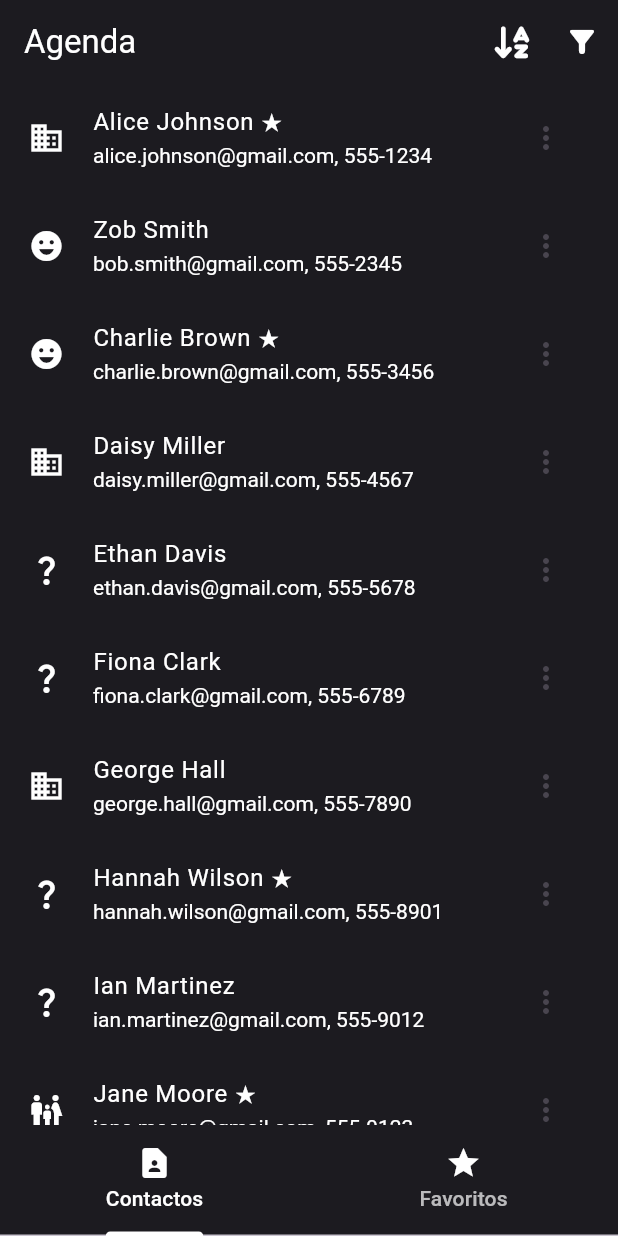
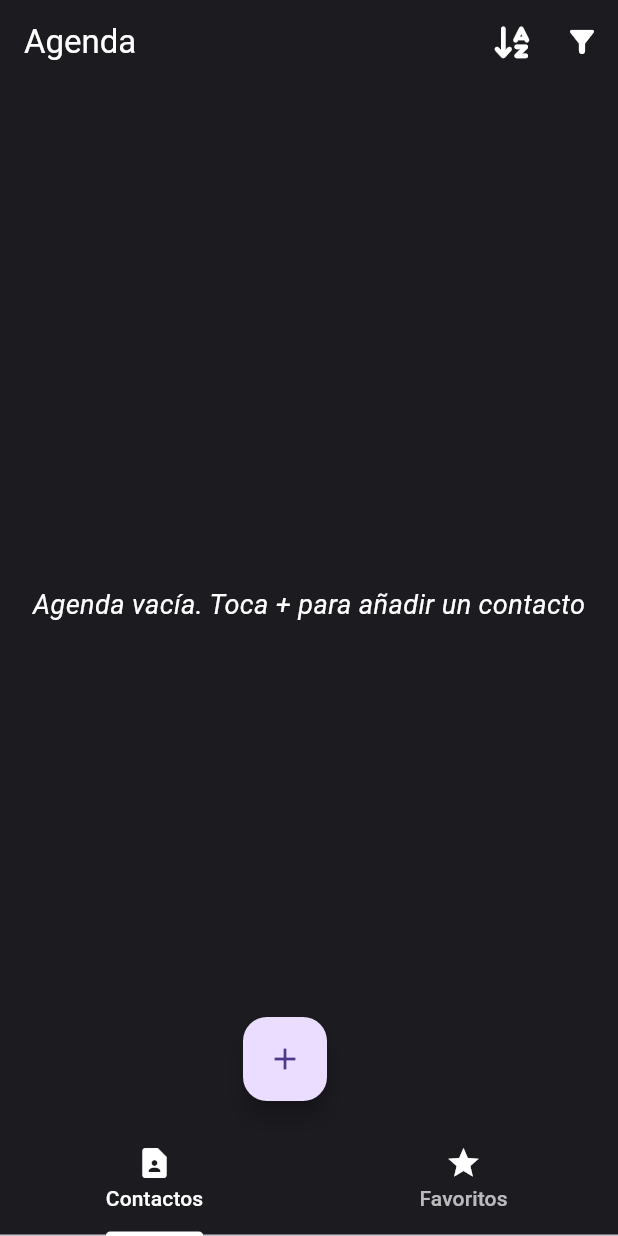
Before and after one commit to Danicorsan/Practica_3_3_Agenda, a Flutter app: the screen it shows after launch, on a phone screen of 412 x 824 dp. Run offline on Flutter 3.47's test engine with Material 3 defaults, Android fonts, the phone set to English and light mode, and no system bars; our stand-ins replace diacritic, font_awesome_flutter.

Commit message:
Entrega de Practica 3.4 Agenda

```diff
--- a/lib/data/datos_agenta.dart
+++ b/lib/data/datos_agenta.dart
@@ -1,204 +1,3 @@
 import 'package:practica32cordan/models/agendaData.class.dart';
-import 'package:practica32cordan/models/contactData.class.dart';
 
-AgendaData agenda = AgendaData(contacts: [
-  Contactdata(
-    id: 1,
-    name: 'Alice',
-    surname: 'Johnson',
-    email: 'alice.johnson@gmail.com',
-    phone: '555-1234',
-    birthdate: DateTime(1990, 5, 20),
-    creation: DateTime.now(),
-    isFavorite: true,
-    labels: ['Trabajo', 'Amistad'],
-  ),
-  Contactdata(
-    id: 2,
-    name: 'Zob',
-    surname: 'Smith',
-    email: 'bob.smith@gmail.com',
-    phone: '555-2345',
-    birthdate: DateTime(1985, 8, 15),
-    creation: DateTime.now(),
-    labels: ['Amistad'],
-  ),
-  Contactdata(
-    id: 3,
-    name: 'Charlie',
-    surname: 'Brown',
-    email: 'charlie.brown@gmail.com',
-    phone: '555-3456',
-    birthdate: DateTime(1992, 12, 1),
-    creation: DateTime.now(),
-    isFavorite: true,
-    labels: ['Amistad', 'Gimnasio'],
-  ),
-  Contactdata(
-    id: 4,
-    name: 'Daisy',
-    surname: 'Miller',
-    email: 'daisy.miller@gmail.com',
-    phone: '555-4567',
-    birthdate: DateTime(1994, 4, 10),
-    creation: DateTime.now(),
-    labels: ['Trabajo', 'Yoga'],
-  ),
-  Contactdata(
-    id: 5,
-    name: 'Ethan',
-    surname: 'Davis',
-    email: 'ethan.davis@gmail.com',
-    phone: '555-5678',
-    birthdate: DateTime(1991, 11, 25),
-    creation: DateTime.now(),
-  ),
-  Contactdata(
-    id: 6,
-    name: 'Fiona',
-    surname: 'Clark',
-    email: 'fiona.clark@gmail.com',
-    phone: '555-6789',
-    birthdate: DateTime(1993, 2, 28),
-    creation: DateTime.now(),
-    labels: ['Club de Lectura'],
-  ),
-  Contactdata(
-    id: 7,
-    name: 'George',
-    surname: 'Hall',
-    email: 'george.hall@gmail.com',
-    phone: '555-7890',
-    birthdate: DateTime(1988, 3, 15),
-    creation: DateTime.now(),
-    labels: ['Trabajo'],
-  ),
-  Contactdata(
-    id: 8,
-    name: 'Hannah',
-    surname: 'Wilson',
-    email: 'hannah.wilson@gmail.com',
-    phone: '555-8901',
-    birthdate: DateTime(1996, 7, 30),
-    creation: DateTime.now(),
-    isFavorite: true,
-  ),
-  Contactdata(
-    id: 9,
-    name: 'Ian',
-    surname: 'Martinez',
-    email: 'ian.martinez@gmail.com',
-    phone: '555-9012',
-    birthdate: DateTime(1989, 9, 17),
-    creation: DateTime.now(),
-    labels: ['Vecino'],
-  ),
-  Contactdata(
-    id: 10,
-    name: 'Jane',
-    surname: 'Moore',
-    email: 'jane.moore@gmail.com',
-    phone: '555-0123',
-    birthdate: DateTime(1995, 1, 14),
-    creation: DateTime.now(),
-    isFavorite: true,
-    labels: ['Familia'],
-  ),
-  Contactdata(
-    id: 11,
-    name: 'Kevin',
-    surname: 'Thomas',
-    email: 'kevin.thomas@gmail.com',
-    phone: '555-1234',
-    birthdate: DateTime(1984, 10, 29),
-    creation: DateTime.now(),
-    labels: ['Amistad', 'Gimnasio'],
-  ),
-  Contactdata(
-    id: 12,
-    name: 'Laura',
-    surname: 'White',
-    email: 'laura.white@gmail.com',
-    phone: '555-2345',
-    birthdate: DateTime(1997, 3, 5),
-    creation: DateTime.now(),
-  ),
-  Contactdata(
-    id: 13,
-    name: 'Mike',
-    surname: 'Taylor',
-    email: 'mike.taylor@gmail.com',
-    phone: '555-3456',
-    birthdate: DateTime(1983, 7, 22),
-    creation: DateTime.now(),
-    labels: ['Amistad'],
-  ),
-  Contactdata(
-    id: 14,
-    name: 'Nina',
-    surname: 'Anderson',
-    email: 'nina.anderson@gmail.com',
-    phone: '555-4567',
-    birthdate: DateTime(1998, 11, 30),
-    creation: DateTime.now(),
-  ),
-  Contactdata(
-    id: 15,
-    name: 'Oliver',
-    surname: 'Jackson',
-    email: 'oliver.jackson@gmail.com',
-    phone: '555-5678',
-    birthdate: DateTime(1986, 5, 2),
-    creation: DateTime.now(),
-    isFavorite: true,
-  ),
-  Contactdata(
-    id: 16,
-    name: 'Paula',
-    surname: 'Lopez',
-    email: 'paula.lopez@gmail.com',
-    phone: '555-6789',
-    birthdate: DateTime(1992, 9, 18),
-    creation: DateTime.now(),
-  ),
-  Contactdata(
-    id: 17,
-    name: 'Quincy',
-    surname: 'Green',
-    email: 'quincy.green@gmail.com',
-    phone: '555-7890',
-    birthdate: DateTime(1989, 6, 25),
-    creation: DateTime.now(),
-    labels: ['Trabajo'],
-  ),
-  Contactdata(
-    id: 18,
-    name: 'Rachel',
-    surname: 'Baker',
-    email: 'rachel.baker@gmail.com',
-    phone: '555-8901',
-    birthdate: DateTime(1987, 10, 4),
-    creation: DateTime.now(),
-  ),
-  Contactdata(
-    id: 19,
-    name: 'Sam',
-    surname: 'Carter',
-    email: 'sam.carter@gmail.com',
-    phone: '555-9012',
-    birthdate: DateTime(1990, 2, 10),
-    creation: DateTime.now(),
-    isFavorite: true,
-    labels: ['Escuela'],
-  ),
-  Contactdata(
-    id: 20,
-    name: 'Tina',
-    surname: 'Perez',
-    email: 'tina.perez@gmail.com',
-    phone: '555-0123',
-    birthdate: DateTime(1993, 4, 20),
-    creation: DateTime.now(),
-    labels: ['Amistad', 'Trabajo'],
-  ),
-]);
+AgendaData agenda = AgendaData();
--- a/lib/home_pages/contact_details_page.dart
+++ b/lib/home_pages/contact_details_page.dart
@@ -296,5 +296,6 @@ class _ContactDetailsPageState extends State<ContactDetailsPage> {
           return Icons.question_mark;
       }
     }
+
   }
 }
--- a/lib/home_pages/contacts_page.dart
+++ b/lib/home_pages/contacts_page.dart
@@ -1,68 +1,46 @@
-// ignore_for_file: prefer_const_literals_to_create_immutables, prefer_const_constructors, invalid_use_of_visible_for_testing_member, invalid_use_of_protected_member, use_build_context_synchronously, avoid_print
+// ignore_for_file: prefer_const_constructors, avoid_print, prefer_const_literals_to_create_immutables
 
 import 'package:flutter/material.dart';
 import 'package:font_awesome_flutter/font_awesome_flutter.dart';
-import 'package:practica32cordan/data/datos_agenta.dart';
+import 'package:practica32cordan/funciones/functions.dart';
 import 'package:practica32cordan/home_pages/contact_details_page.dart';
 import 'package:practica32cordan/models/agendaData.class.dart';
 import 'package:practica32cordan/models/contactData.class.dart';
 import 'package:provider/provider.dart';
 
-class ContactsPage extends StatefulWidget {
+class ContactsPage extends StatelessWidget {
   const ContactsPage({super.key});
 
   @override
-  State<ContactsPage> createState() => _ContactsPageState();
-}
-
-class _ContactsPageState extends State<ContactsPage> {
-
-  @override
   Widget build(BuildContext context) {
-    AgendaData agenda =
-        Provider.of<AgendaData>(context);
-
     return DefaultTabController(
       length: 2,
       child: Scaffold(
         appBar: AppBar(
-          title: Text(
-            "Agenda",
-            style: TextStyle(color: Colors.white),
-          ),
+          title: Text("Agenda", style: TextStyle(color: Colors.white)),
           backgroundColor: const Color.fromRGBO(28, 27, 32, 1),
           actions: [
             IconButton(
               onPressed: () {
-                agenda.ordenar();
+                Provider.of<AgendaData>(context, listen: false).ordenar();
               },
-              icon: Icon(
-                iconoOrdenar(),
-                color: Colors.white,
-              ),
+              icon: Icon(iconoOrdenar(context), color: Colors.white),
             ),
             IconButton(
               onPressed: () {},
-              icon: Icon(
-                Icons.filter_alt_rounded,
-                color: Colors.white,
-              ),
+              icon: Icon(Icons.filter_alt_rounded, color: Colors.white),
             ),
           ],
         ),
         bottomNavigationBar: Container(
           color: const Color.fromRGBO(28, 27, 32, 1),
           child: TabBar(
-            labelColor:
-                Colors.white,
+            labelColor: Colors.white,
             unselectedLabelColor: Colors.white70,
             indicatorColor: Colors.white,
             tabs: [
               Tab(
-                  icon: Icon(
-                    Icons.contact_page,
-                    color: Colors.white,
-                  ),
+                  icon: Icon(Icons.contact_page, color: Colors.white),
                   text: "Contactos"),
               Tab(
                   icon: Icon(Icons.star, color: Colors.white),
@@ -72,15 +50,53 @@ class _ContactsPageState extends State<ContactsPage> {
         ),
         body: Container(
           color: const Color.fromRGBO(28, 27, 32, 1),
-          child: TabBarView(
+          child: Consumer<AgendaData>(
+            builder: (context, agenda, child) {
+              return TabBarView(
                 children: [
-              _buildContactList(agenda.contacts),
-              _buildContactList(agenda.contacts
-                  .where(
-                    (contacto) => contacto.isFavorite,
+                  agenda.contacts.isEmpty
+                      ? Center(
+                          child: Text(
+                            "Agenda vacía. Toca + para añadir un contacto",
+                            style: TextStyle(
+                              color: Colors.white,
+                              fontSize: 18,
+                              fontStyle: FontStyle.italic,
+                            ),
+                          ),
                         )
+                      : _buildContactList(agenda.contacts),
+                  agenda.contacts
+                          .where((contacto) => contacto.isFavorite)
+                          .isEmpty
+                      ? Center(
+                          child: Text(
+                            "No tienes contactos favoritos",
+                            style: TextStyle(
+                              color: Colors.white,
+                              fontSize: 18,
+                              fontStyle: FontStyle.italic,
+                            ),
+                          ),
+                        )
+                      : _buildContactList(agenda.contacts
+                          .where((contacto) => contacto.isFavorite)
                           .toList()),
                 ],
+              );
+            },
+          ),
+        ),
+        floatingActionButton: Container(
+          alignment: Alignment.bottomCenter,
+          child: Padding(
+            padding: const EdgeInsets.only(top: 18.0),
+            child: FloatingActionButton(
+              onPressed: () {
+                onCreateContact(context);
+              },
+              child: Icon(Icons.add),
+            ),
           ),
         ),
       ),
@@ -113,17 +129,11 @@ class _ContactsPageState extends State<ContactsPage> {
               icono = Icons.question_mark;
           }
         }
-        return ListenableBuilder(
-          listenable: contact,
-          builder: (context, _) {
         return ListTile(
           leading: CircleAvatar(
             radius: 15,
             backgroundColor: const Color.fromRGBO(28, 27, 32, 1),
-                child: Icon(
-                  icono,
-                  color: Colors.white,
-                ),
+            child: Icon(icono, color: Colors.white),
           ),
           title: Text(
             '${contact.name} ${contact.surname} ${(contact.isFavorite) ? "★" : ""}',
@@ -131,11 +141,7 @@ class _ContactsPageState extends State<ContactsPage> {
           ),
           subtitle: Text(
             generarSubtitulo(email: contact.email, telefono: contact.phone),
-                style: TextStyle(
-                    color: Colors.white,
-                    fontSize: 14,
-                    wordSpacing: 0,
-                    letterSpacing: 0),
+            style: TextStyle(color: Colors.white, fontSize: 14),
           ),
           trailing: PopupMenuButton<int>(
             color: const Color.fromARGB(255, 60, 58, 68),
@@ -143,9 +149,9 @@ class _ContactsPageState extends State<ContactsPage> {
               if (result == 1) {
                 _navigateToContactDetails(context, contact);
               } else if (result == 2) {
-                    print("Editar contacto");
+                onEditContact(context, contact);
               } else if (result == 3) {
-                    print("Eliminar contacto");
+                _eliminarContacto(context, contact);
               }
             },
             itemBuilder: (context) => [
@@ -153,15 +159,9 @@ class _ContactsPageState extends State<ContactsPage> {
                 value: 1,
                 child: Row(
                   children: [
-                        Icon(
-                          Icons.remove_red_eye,
-                          color: Colors.white,
-                        ),
+                    Icon(Icons.remove_red_eye_outlined, color: Colors.white),
                     SizedBox(width: 8),
-                        Text(
-                          "Ver",
-                          style: TextStyle(color: Colors.white),
-                        ),
+                    Text("Ver", style: TextStyle(color: Colors.white)),
                   ],
                 ),
               ),
@@ -169,10 +169,7 @@ class _ContactsPageState extends State<ContactsPage> {
                 value: 2,
                 child: Row(
                   children: [
-                        Icon(
-                          Icons.edit,
-                          color: Colors.white,
-                        ),
+                    Icon(Icons.edit, color: Colors.white),
                     SizedBox(width: 8),
                     Text("Editar", style: TextStyle(color: Colors.white)),
                   ],
@@ -182,10 +179,7 @@ class _ContactsPageState extends State<ContactsPage> {
                 value: 3,
                 child: Row(
                   children: [
-                        Icon(
-                          Icons.delete,
-                          color: Colors.white,
-                        ),
+                    Icon(Icons.delete, color: Colors.white),
                     SizedBox(width: 8),
                     Text("Eliminar", style: TextStyle(color: Colors.white)),
                   ],
@@ -197,31 +191,27 @@ class _ContactsPageState extends State<ContactsPage> {
         );
       },
     );
-      },
-    );
   }
 
-  void _navigateToContactDetails(
-      BuildContext context, Contactdata contact) async {
-    await Navigator.of(context).push(
+  void _navigateToContactDetails(BuildContext context, Contactdata contact) {
+    Navigator.of(context).push(
       MaterialPageRoute(
         builder: (context) => ContactDetailsPage(contact: contact),
       ),
     );
-    contact.modification = DateTime.now();
-
-    Provider.of<AgendaData>(context, listen: false).notifyListeners();
   }
 
   String generarSubtitulo({String? email, String? telefono}) {
     return [email, telefono].where((e) => e != null).join(', ');
   }
 
-  IconData iconoOrdenar() {
-    if (agenda.ascendente) {
-      return FontAwesomeIcons.arrowDownZA;
-    } else {
-      return FontAwesomeIcons.arrowDownAZ;
+  IconData iconoOrdenar(BuildContext context) {
+    return Provider.of<AgendaData>(context, listen: false).ascendente
+        ? FontAwesomeIcons.arrowDownZA
+        : FontAwesomeIcons.arrowDownAZ;
+  }
+
+  void _eliminarContacto(BuildContext context, Contactdata contact) {
+    Provider.of<AgendaData>(context, listen: false).deleteContact(contact);
   }
 }
-}
--- a/lib/main.dart
+++ b/lib/main.dart
@@ -12,19 +12,16 @@ class MyApp extends StatelessWidget {
 
   @override
   Widget build(BuildContext context) {
-    return Builder(
-      builder: (context) {
-
-        return ChangeNotifierProvider.value(
+    return Builder(builder: (context) {
+      return ChangeNotifierProvider.value(
           value: agenda,
-          builder: (context,_) {
+          builder: (context, _) {
             return const MaterialApp(
+              debugShowCheckedModeBanner: false,
               title: "Agenda",
               home: ContactsPage(),
             );
-          }
-        );
-      }
-    );
+          });
+    });
   }
 }
--- a/lib/models/agendaData.class.dart
+++ b/lib/models/agendaData.class.dart
@@ -41,9 +41,13 @@ class AgendaData extends ChangeNotifier {
     notifyListeners();
   }
 
+  void deleteContact(Contactdata contact) {
+    contacts.remove(contact);
+    notifyListeners();
+  }
+
   void updateContact(Contactdata contact) {
     int index = contacts.indexWhere((c) => c.id == contact.id);
-
     if (index != -1) {
       contacts[index] = contact;
       notifyListeners();
--- a/lib/models/contactData.class.dart
+++ b/lib/models/contactData.class.dart
@@ -112,4 +112,8 @@ class Contactdata extends ChangeNotifier {
     isFavorite = source.isFavorite;
     labels = List.from(source.labels);
   }
+
+  void notificar() {
+    notifyListeners();
+  }
 }
```
Also changed, not shown: lib/funciones/functions.dart (added, +53 -0 lines), lib/home_pages/contact_form_page.dart (added, +275 -0 lines). Lines whose indentation alone changed are shown as unchanged.
